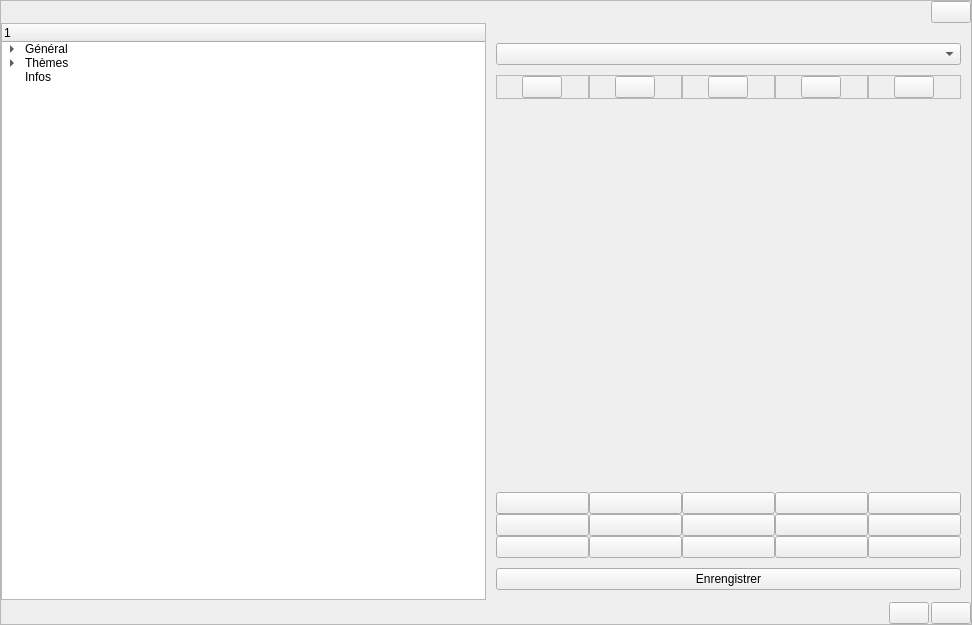
Qt form src/gui/Dlg/option.ui (LaM0uette/PySide6_Blank_Project_demo) before a commit.
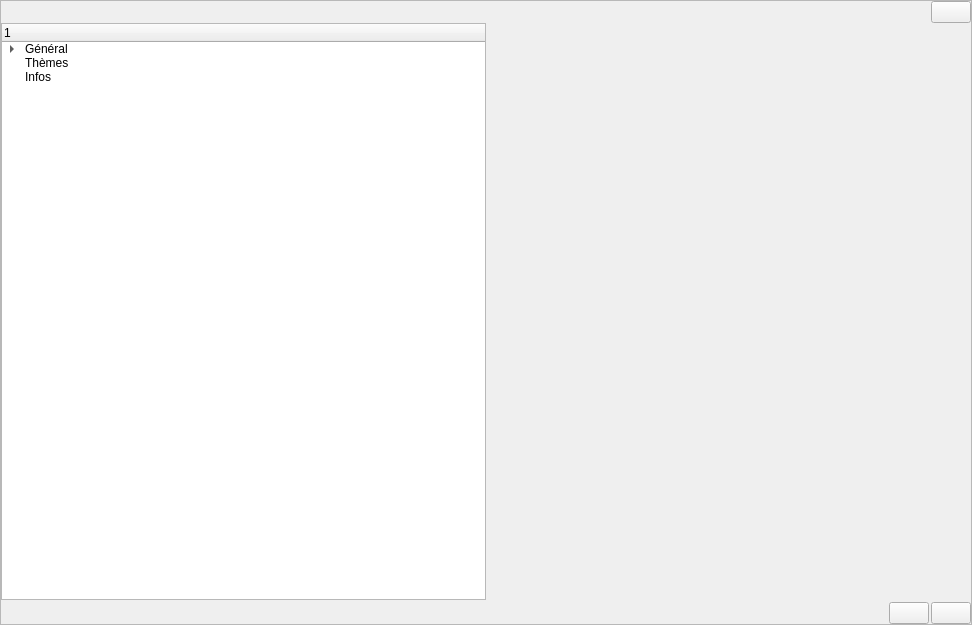
The same form after that commit.

What changed in the file:
```diff
--- a/src/gui/Dlg/option.ui
+++ b/src/gui/Dlg/option.ui
@@ -143,11 +143,6 @@
            <property name="text">
             <string>Thèmes</string>
            </property>
-           <item>
-            <property name="text">
-             <string>T-Colors</string>
-            </property>
-           </item>
           </item>
           <item>
            <property name="text">
@@ -740,250 +735,6 @@
             </item>
            </layout>
           </widget>
-          <widget class="QWidget" name="pg_opt_tcolors">
-           <layout class="QVBoxLayout" name="vlay_pg_opt_tcolors">
-            <property name="spacing">
-             <number>10</number>
-            </property>
-            <property name="leftMargin">
-             <number>10</number>
-            </property>
-            <property name="topMargin">
-             <number>20</number>
-            </property>
-            <property name="rightMargin">
-             <number>10</number>
-            </property>
-            <property name="bottomMargin">
-             <number>10</number>
-            </property>
-            <item>
-             <widget class="QComboBox" name="cb_opt_tcolors_mode"/>
-            </item>
-            <item>
-             <layout class="QGridLayout" name="glay_opt_tcolors">
-              <property name="spacing">
-               <number>0</number>
-              </property>
-              <item row="2" column="0" colspan="5">
-               <spacer name="verticalSpacer">
-                <property name="orientation">
-                 <enum>Qt::Vertical</enum>
-                </property>
-                <property name="sizeHint" stdset="0">
-                 <size>
-                  <width>20</width>
-                  <height>40</height>
-                 </size>
-                </property>
-               </spacer>
-              </item>
-              <item row="3" column="0">
-               <widget class="QPushButton" name="pb_opt_tcolors_hex1"/>
-              </item>
-              <item row="5" column="1">
-               <widget class="QPushButton" name="pb_opt_tcolors_hex12"/>
-              </item>
-              <item row="5" column="3">
-               <widget class="QPushButton" name="pb_opt_tcolors_hex14"/>
-              </item>
-              <item row="5" column="2">
-               <widget class="QPushButton" name="pb_opt_tcolors_hex13"/>
-              </item>
-              <item row="3" column="1">
-               <widget class="QPushButton" name="pb_opt_tcolors_hex2"/>
-              </item>
-              <item row="3" column="3">
-               <widget class="QPushButton" name="pb_opt_tcolors_hex4"/>
-              </item>
-              <item row="3" column="2">
-               <widget class="QPushButton" name="pb_opt_tcolors_hex3"/>
-              </item>
-              <item row="3" column="4">
-               <widget class="QPushButton" name="pb_opt_tcolors_hex5"/>
-              </item>
-              <item row="5" column="0">
-               <widget class="QPushButton" name="pb_opt_tcolors_hex11"/>
-              </item>
-              <item row="4" column="0">
-               <widget class="QPushButton" name="pb_opt_tcolors_hex6"/>
-              </item>
-              <item row="4" column="3">
-               <widget class="QPushButton" name="pb_opt_tcolors_hex9"/>
-              </item>
-              <item row="4" column="4">
-               <widget class="QPushButton" name="pb_opt_tcolors_hex10"/>
-              </item>
-              <item row="4" column="1">
-               <widget class="QPushButton" name="pb_opt_tcolors_hex7"/>
-              </item>
-              <item row="4" column="2">
-               <widget class="QPushButton" name="pb_opt_tcolors_hex8"/>
-              </item>
-              <item row="5" column="4">
-               <widget class="QPushButton" name="pb_opt_tcolors_hex15"/>
-              </item>
-              <item row="0" column="0" rowspan="2">
-               <widget class="QFrame" name="fr_opt_tcolors_th1">
-                <property name="frameShape">
-                 <enum>QFrame::StyledPanel</enum>
-                </property>
-                <property name="frameShadow">
-                 <enum>QFrame::Raised</enum>
-                </property>
-                <layout class="QVBoxLayout" name="vlay_fr_opt_tcolors_th1">
-                 <property name="spacing">
-                  <number>0</number>
-                 </property>
-                 <property name="leftMargin">
-                  <number>0</number>
-                 </property>
-                 <property name="topMargin">
-                  <number>0</number>
-                 </property>
-                 <property name="rightMargin">
-                  <number>0</number>
-                 </property>
-                 <property name="bottomMargin">
-                  <number>0</number>
-                 </property>
-                 <item alignment="Qt::AlignHCenter">
-                  <widget class="QPushButton" name="pb_opt_tcolors_th1_cophex"/>
-                 </item>
-                </layout>
-               </widget>
-              </item>
-              <item row="0" column="1" rowspan="2">
-               <widget class="QFrame" name="fr_opt_tcolors_th2">
-                <property name="frameShape">
-                 <enum>QFrame::StyledPanel</enum>
-                </property>
-                <property name="frameShadow">
-                 <enum>QFrame::Raised</enum>
-                </property>
-                <layout class="QVBoxLayout" name="vlay_fr_opt_tcolors_th2">
-                 <property name="spacing">
-                  <number>0</number>
-                 </property>
-                 <property name="leftMargin">
-                  <number>0</number>
-                 </property>
-                 <property name="topMargin">
-                  <number>0</number>
-                 </property>
-                 <property name="rightMargin">
-                  <number>0</number>
-                 </property>
-                 <property name="bottomMargin">
-                  <number>0</number>
-                 </property>
-                 <item alignment="Qt::AlignHCenter">
-                  <widget class="QPushButton" name="pb_opt_tcolors_th2_cophex"/>
-                 </item>
-                </layout>
-               </widget>
-              </item>
-              <item row="0" column="2" rowspan="2">
-               <widget class="QFrame" name="fr_opt_tcolors_th3">
-                <property name="frameShape">
-                 <enum>QFrame::StyledPanel</enum>
-                </property>
-                <property name="frameShadow">
-                 <enum>QFrame::Raised</enum>
-                </property>
-                <layout class="QVBoxLayout" name="vlay_fr_opt_tcolors_th3">
-                 <property name="spacing">
-                  <number>0</number>
-                 </property>
-                 <property name="leftMargin">
-                  <number>0</number>
-                 </property>
-                 <property name="topMargin">
-                  <number>0</number>
-                 </property>
-                 <property name="rightMargin">
-                  <number>0</number>
-                 </property>
-                 <property name="bottomMargin">
-                  <number>0</number>
-                 </property>
-                 <item alignment="Qt::AlignHCenter">
-                  <widget class="QPushButton" name="pb_opt_tcolors_th3_cophex"/>
-                 </item>
-                </layout>
-               </widget>
-              </item>
-              <item row="0" column="3" rowspan="2">
-               <widget class="QFrame" name="fr_opt_tcolors_bn1">
-                <property name="frameShape">
-                 <enum>QFrame::StyledPanel</enum>
-                </property>
-                <property name="frameShadow">
-                 <enum>QFrame::Raised</enum>
-                </property>
-                <layout class="QVBoxLayout" name="vlay_fr_opt_tcolors_bn1">
-                 <property name="spacing">
-                  <number>0</number>
-                 </property>
-                 <property name="leftMargin">
-                  <number>0</number>
-                 </property>
-                 <property name="topMargin">
-                  <number>0</number>
-                 </property>
-                 <property name="rightMargin">
-                  <number>0</number>
-                 </property>
-                 <property name="bottomMargin">
-                  <number>0</number>
-                 </property>
-                 <item alignment="Qt::AlignHCenter">
-                  <widget class="QPushButton" name="pb_opt_tcolors_bn1_cophex"/>
-                 </item>
-                </layout>
-               </widget>
-              </item>
-              <item row="0" column="4" rowspan="2">
-               <widget class="QFrame" name="fr_opt_tcolors_bn2">
-                <property name="frameShape">
-                 <enum>QFrame::StyledPanel</enum>
-                </property>
-                <property name="frameShadow">
-                 <enum>QFrame::Raised</enum>
-                </property>
-                <layout class="QVBoxLayout" name="vlay_fr_opt_tcolors_bn2">
-                 <property name="spacing">
-                  <number>0</number>
-                 </property>
-                 <property name="leftMargin">
-                  <number>0</number>
-                 </property>
-                 <property name="topMargin">
-                  <number>0</number>
-                 </property>
-                 <property name="rightMargin">
-                  <number>0</number>
-                 </property>
-                 <property name="bottomMargin">
-                  <number>0</number>
-                 </property>
-                 <item alignment="Qt::AlignHCenter">
-                  <widget class="QPushButton" name="pb_opt_tcolors_bn2_cophex"/>
-                 </item>
-                </layout>
-               </widget>
-              </item>
-             </layout>
-            </item>
-            <item>
-             <widget class="QPushButton" name="pb_opt_tcolors_save">
-              <property name="text">
-               <string>Enrengistrer</string>
-              </property>
-             </widget>
-            </item>
-           </layout>
-          </widget>
           <widget class="QWidget" name="pg_opt_infos">
            <layout class="QVBoxLayout" name="vlay_pg_opt_infos">
             <property name="spacing">
```
